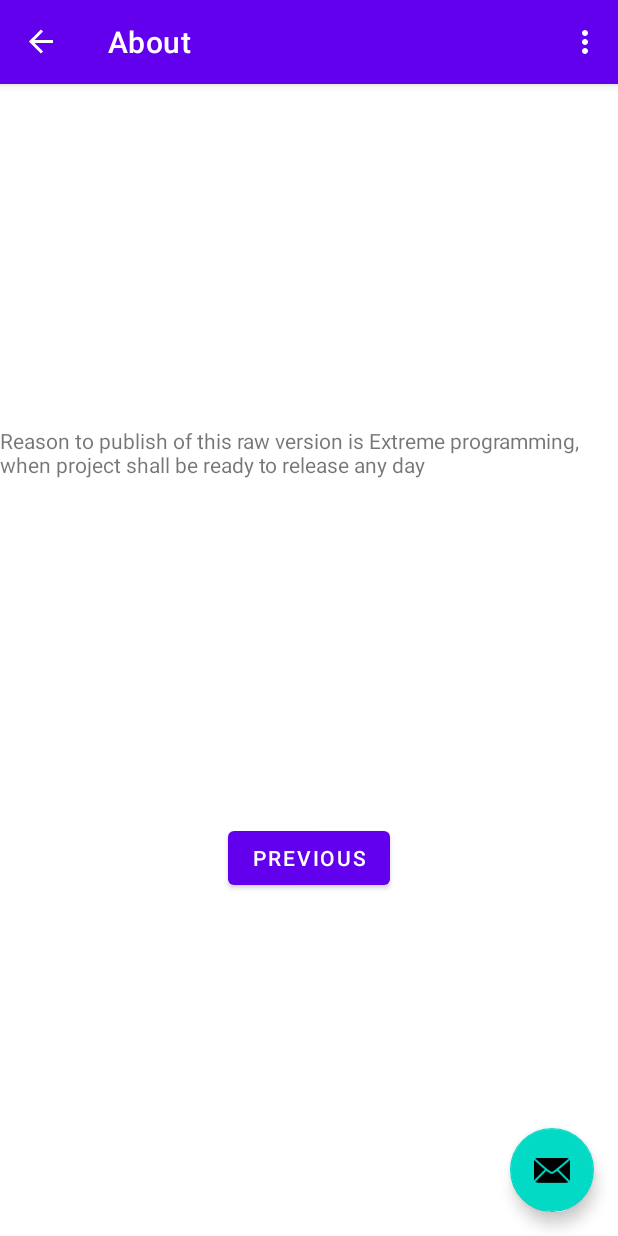
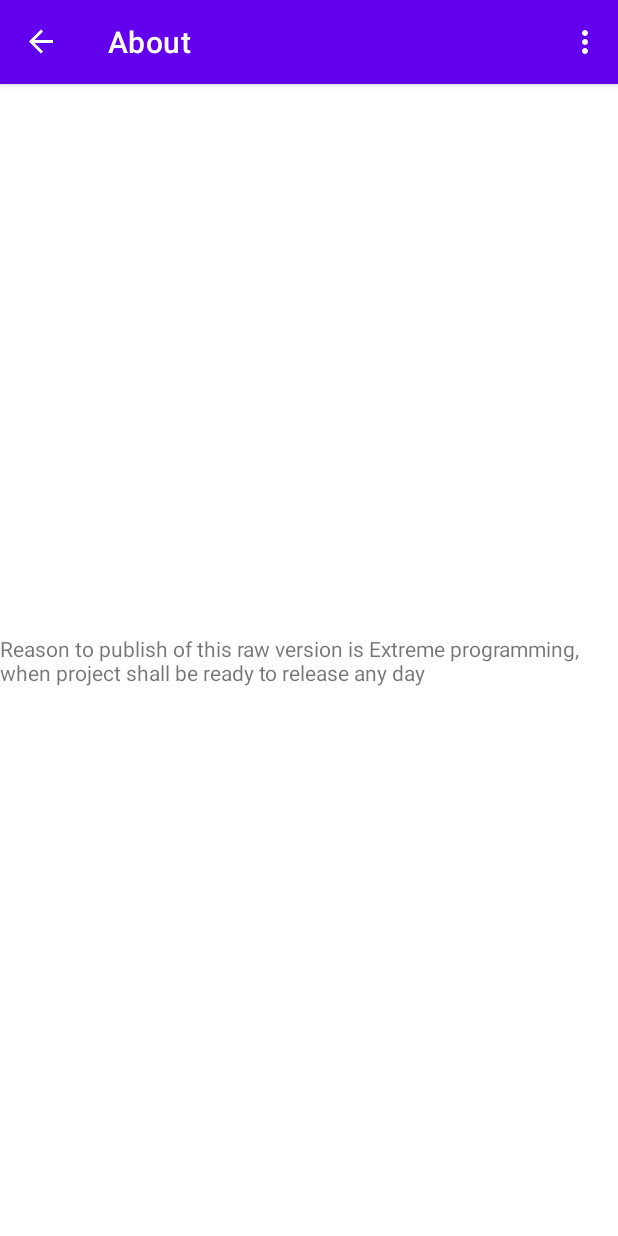
Before and after one commit to Igorpi25/Bumblebee, an Android app: the AboutFragment screen opened through its navigation route, on a phone screen of 412 x 824 dp. Run offline under Robolectric (Android 15) with nearby library versions, the phone set to English and light mode, and no system bars; our stand-ins replace navigation-ui.

Commit message:
removed unused buttons, add About to menu

```diff
--- a/app/src/main/java/com/igorpi25/bumblebee/AboutFragment.kt
+++ b/app/src/main/java/com/igorpi25/bumblebee/AboutFragment.kt
@@ -32,9 +32,6 @@ class AboutFragment : Fragment() {
     override fun onViewCreated(view: View, savedInstanceState: Bundle?) {
         super.onViewCreated(view, savedInstanceState)
 
-        binding.buttonSecond.setOnClickListener {
-            findNavController().navigate(R.id.action_AboutFragment_to_VersionFragment)
-        }
     }
 
     override fun onDestroyView() {
--- a/app/src/main/java/com/igorpi25/bumblebee/MainActivity.kt
+++ b/app/src/main/java/com/igorpi25/bumblebee/MainActivity.kt
@@ -27,11 +27,6 @@ class MainActivity : AppCompatActivity() {
         val navController = findNavController(R.id.nav_host_fragment_content_main)
         appBarConfiguration = AppBarConfiguration(navController.graph)
         setupActionBarWithNavController(navController, appBarConfiguration)
-
-        binding.fab.setOnClickListener { view ->
-            Snackbar.make(view, "Replace with your own action", Snackbar.LENGTH_LONG)
-                    .setAction("Action", null).show()
-        }
     }
 
     override fun onCreateOptionsMenu(menu: Menu): Boolean {
--- a/app/src/main/java/com/igorpi25/bumblebee/VersionFragment.kt
+++ b/app/src/main/java/com/igorpi25/bumblebee/VersionFragment.kt
@@ -1,12 +1,11 @@
 package com.igorpi25.bumblebee
 
 import android.os.Bundle
+import android.view.*
 import androidx.fragment.app.Fragment
-import android.view.LayoutInflater
-import android.view.View
-import android.view.ViewGroup
 import androidx.navigation.fragment.findNavController
 import com.igorpi25.bumblebee.databinding.FragmentVersionBinding
+
 
 /**
  * A simple [Fragment] subclass as the default destination in the navigation.
@@ -20,20 +19,30 @@ class VersionFragment : Fragment() {
     private val binding get() = _binding!!
 
     override fun onCreateView(
-            inflater: LayoutInflater, container: ViewGroup?,
-            savedInstanceState: Bundle?
+        inflater: LayoutInflater, container: ViewGroup?,
+        savedInstanceState: Bundle?
     ): View {
-
         _binding = FragmentVersionBinding.inflate(inflater, container, false)
+        setHasOptionsMenu(true)
         return binding.root
-
     }
 
     override fun onViewCreated(view: View, savedInstanceState: Bundle?) {
         super.onViewCreated(view, savedInstanceState)
+    }
 
-        binding.buttonFirst.setOnClickListener {
-            findNavController().navigate(R.id.action_VersionFragment_to_AboutFragment)
+    override fun onCreateOptionsMenu(menu: Menu, inflater: MenuInflater) {
+        inflater.inflate(R.menu.menu_version, menu)
+        super.onCreateOptionsMenu(menu, inflater)
+    }
+
+    override fun onOptionsItemSelected(item: MenuItem): Boolean {
+        return when (item.itemId) {
+            R.id.action_about -> {
+                findNavController().navigate(R.id.action_VersionFragment_to_AboutFragment)
+                true
+            }
+            else -> super.onOptionsItemSelected(item)
         }
     }
 
--- a/app/src/main/res/layout/activity_main.xml
+++ b/app/src/main/res/layout/activity_main.xml
@@ -22,13 +22,4 @@
 
     <include layout="@layout/content_main" />
 
-    <com.google.android.material.floatingactionbutton.FloatingActionButton
-        android:id="@+id/fab"
-        android:layout_width="wrap_content"
-        android:layout_height="wrap_content"
-        android:layout_gravity="bottom|end"
-        android:layout_marginEnd="@dimen/fab_margin"
-        android:layout_marginBottom="16dp"
-        app:srcCompat="@android:drawable/ic_dialog_email" />
-
 </androidx.coordinatorlayout.widget.CoordinatorLayout>
--- a/app/src/main/res/layout/fragment_about.xml
+++ b/app/src/main/res/layout/fragment_about.xml
@@ -11,18 +11,9 @@
         android:layout_width="wrap_content"
         android:layout_height="wrap_content"
         android:text="@string/about_text"
-        app:layout_constraintBottom_toTopOf="@id/button_second"
+        app:layout_constraintBottom_toBottomOf="parent"
         app:layout_constraintEnd_toEndOf="parent"
         app:layout_constraintStart_toStartOf="parent"
         app:layout_constraintTop_toTopOf="parent" />
 
-    <Button
-        android:id="@+id/button_second"
-        android:layout_width="wrap_content"
-        android:layout_height="wrap_content"
-        android:text="@string/previous"
-        app:layout_constraintBottom_toBottomOf="parent"
-        app:layout_constraintEnd_toEndOf="parent"
-        app:layout_constraintStart_toStartOf="parent"
-        app:layout_constraintTop_toBottomOf="@id/textview_second" />
 </androidx.constraintlayout.widget.ConstraintLayout>
--- /dev/null
+++ b/app/src/main/res/menu/menu_version.xml
@@ -0,0 +1,10 @@
+<menu xmlns:android="http://schemas.android.com/apk/res/android"
+    xmlns:app="http://schemas.android.com/apk/res-auto"
+    xmlns:tools="http://schemas.android.com/tools"
+    tools:context="com.igorpi25.bumblebee.MainActivity">
+    <item
+        android:id="@+id/action_about"
+        android:orderInCategory="100"
+        android:title="@string/action_about"
+        app:showAsAction="never" />
+</menu>
--- a/app/src/main/res/navigation/nav_graph.xml
+++ b/app/src/main/res/navigation/nav_graph.xml
@@ -19,10 +19,5 @@
         android:id="@+id/AboutFragment"
         android:name="com.igorpi25.bumblebee.AboutFragment"
         android:label="@string/about_fragment_label"
-        tools:layout="@layout/fragment_about">
-
-        <action
-            android:id="@+id/action_AboutFragment_to_VersionFragment"
-            app:destination="@id/VersionFragment" />
-    </fragment>
+        tools:layout="@layout/fragment_about"/>
 </navigation>
--- a/app/src/main/res/values/strings.xml
+++ b/app/src/main/res/values/strings.xml
@@ -1,12 +1,13 @@
 <resources>
     <string name="app_name">Bumblebee</string>
+    <!-- Menu -->
     <string name="action_settings">Settings</string>
+    <string name="action_about">About</string>
     <!-- Strings used for fragments for navigation -->
     <string name="version_fragment_label">Version</string>
     <string name="about_fragment_label">About</string>
-    <string name="next">Next</string>
-    <string name="previous">Previous</string>
-
+    <!-- VersionFragment -->
     <string name="mock_version">0.0.1</string>
+    <!-- AboutFragment -->
     <string name="about_text">Reason to publish of this raw version is Extreme programming, when project shall be ready to release any day </string>
 </resources>
```
Also changed, not shown: app/src/main/res/layout/fragment_version.xml (+1 -10 lines).
